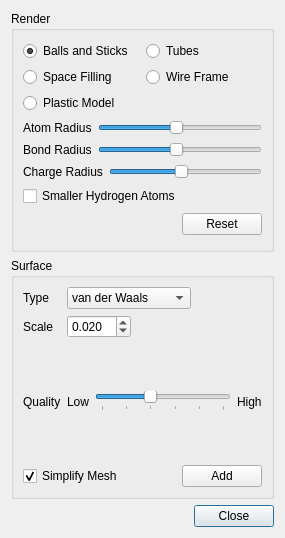
This is src/Configurator/MoleculeConfigurator.ui in nutjunkie/IQmol as Qt 5 draws it before an edit. The edited form follows.
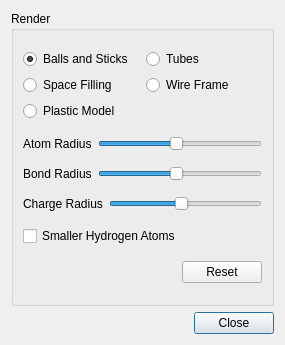
This is the edited form.

Commit message: Migrate MO Surfaces to MolecularSurfaces Layer

What changed in the file:
```diff
--- a/src/Configurator/MoleculeConfigurator.ui
+++ b/src/Configurator/MoleculeConfigurator.ui
@@ -7,7 +7,7 @@
     <x>0</x>
     <y>0</y>
     <width>285</width>
-    <height>538</height>
+    <height>345</height>
    </rect>
   </property>
   <property name="windowTitle">
@@ -193,209 +193,6 @@
      </layout>
     </widget>
    </item>
-   <item>
-    <widget class="QGroupBox" name="groupBox_3">
-     <property name="title">
-      <string>Surface</string>
-     </property>
-     <layout class="QVBoxLayout" name="verticalLayout_2">
-      <item>
-       <layout class="QGridLayout" name="gridLayout">
-        <item row="0" column="0">
-         <widget class="QLabel" name="label">
-          <property name="text">
-           <string>Type</string>
-          </property>
-         </widget>
-        </item>
-        <item row="0" column="1">
-         <layout class="QHBoxLayout" name="horizontalLayout_3">
-          <item>
-           <widget class="QComboBox" name="surfaceCombo">
-            <property name="enabled">
-             <bool>true</bool>
-            </property>
-            <property name="currentIndex">
-             <number>0</number>
-            </property>
-            <item>
-             <property name="text">
-              <string>van der Waals</string>
-             </property>
-            </item>
-            <item>
-             <property name="text">
-              <string>Promolecule</string>
-             </property>
-            </item>
-            <item>
-             <property name="text">
-              <string>SID</string>
-             </property>
-            </item>
-            <item>
-             <property name="text">
-              <string>Solvent Excluded</string>
-             </property>
-            </item>
-           </widget>
-          </item>
-          <item>
-           <spacer name="horizontalSpacer">
-            <property name="orientation">
-             <enum>Qt::Horizontal</enum>
-            </property>
-            <property name="sizeHint" stdset="0">
-             <size>
-              <width>73</width>
-              <height>20</height>
-             </size>
-            </property>
-           </spacer>
-          </item>
-         </layout>
-        </item>
-        <item row="1" column="0">
-         <widget class="QLabel" name="surfaceLabel">
-          <property name="text">
-           <string>Scale</string>
-          </property>
-         </widget>
-        </item>
-        <item row="1" column="1">
-         <layout class="QHBoxLayout" name="horizontalLayout">
-          <item>
-           <widget class="QDoubleSpinBox" name="isovalueSpin">
-            <property name="enabled">
-             <bool>true</bool>
-            </property>
-            <property name="decimals">
-             <number>3</number>
-            </property>
-            <property name="minimum">
-             <double>0.001000000000000</double>
-            </property>
-            <property name="maximum">
-             <double>99.998999999999995</double>
-            </property>
-            <property name="singleStep">
-             <double>0.001000000000000</double>
-            </property>
-            <property name="value">
-             <double>0.020000000000000</double>
-            </property>
-           </widget>
-          </item>
-          <item>
-           <spacer name="horizontalSpacer_3">
-            <property name="orientation">
-             <enum>Qt::Horizontal</enum>
-            </property>
-            <property name="sizeType">
-             <enum>QSizePolicy::Expanding</enum>
-            </property>
-            <property name="sizeHint" stdset="0">
-             <size>
-              <width>40</width>
-              <height>20</height>
-             </size>
-            </property>
-           </spacer>
-          </item>
-         </layout>
-        </item>
-        <item row="2" column="0">
-         <widget class="QLabel" name="surfaceLabel_2">
-          <property name="text">
-           <string>Quality</string>
-          </property>
-         </widget>
-        </item>
-        <item row="2" column="1">
-         <layout class="QHBoxLayout" name="horizontalLayout_6">
-          <item>
-           <widget class="QLabel" name="label_5">
-            <property name="text">
-             <string>Low</string>
-            </property>
-           </widget>
-          </item>
-          <item>
-           <widget class="QSlider" name="qualitySlider">
-            <property name="minimum">
-             <number>1</number>
-            </property>
-            <property name="maximum">
-             <number>6</number>
-            </property>
-            <property name="singleStep">
-             <number>1</number>
-            </property>
-            <property name="pageStep">
-             <number>1</number>
-            </property>
-            <property name="value">
-             <number>3</number>
-            </property>
-            <property name="orientation">
-             <enum>Qt::Horizontal</enum>
-            </property>
-            <property name="tickPosition">
-             <enum>QSlider::TicksBelow</enum>
-            </property>
-            <property name="tickInterval">
-             <number>1</number>
-            </property>
-           </widget>
-          </item>
-          <item>
-           <widget class="QLabel" name="label_6">
-            <property name="text">
-             <string>High</string>
-            </property>
-           </widget>
-          </item>
-         </layout>
-        </item>
-       </layout>
-      </item>
-      <item>
-       <layout class="QHBoxLayout" name="horizontalLayout_10">
-        <item>
-         <widget class="QCheckBox" name="simplifyMeshCheckBox">
-          <property name="text">
-           <string>Simplify Mesh</string>
-          </property>
-          <property name="checked">
-           <bool>true</bool>
-          </property>
-         </widget>
-        </item>
-        <item>
-         <spacer name="horizontalSpacer_5">
-          <property name="orientation">
-           <enum>Qt::Horizontal</enum>
-          </property>
-          <property name="sizeHint" stdset="0">
-           <size>
-            <width>40</width>
-            <height>20</height>
-           </size>
-          </property>
-         </spacer>
-        </item>
-        <item>
-         <widget class="QPushButton" name="addButton">
-          <property name="text">
-           <string>Add</string>
-          </property>
-         </widget>
-        </item>
-       </layout>
-      </item>
-     </layout>
-    </widget>
-   </item>
    <item>
     <layout class="QHBoxLayout" name="horizontalLayout_2">
      <item>
```
The commit also changes 22 other files.
